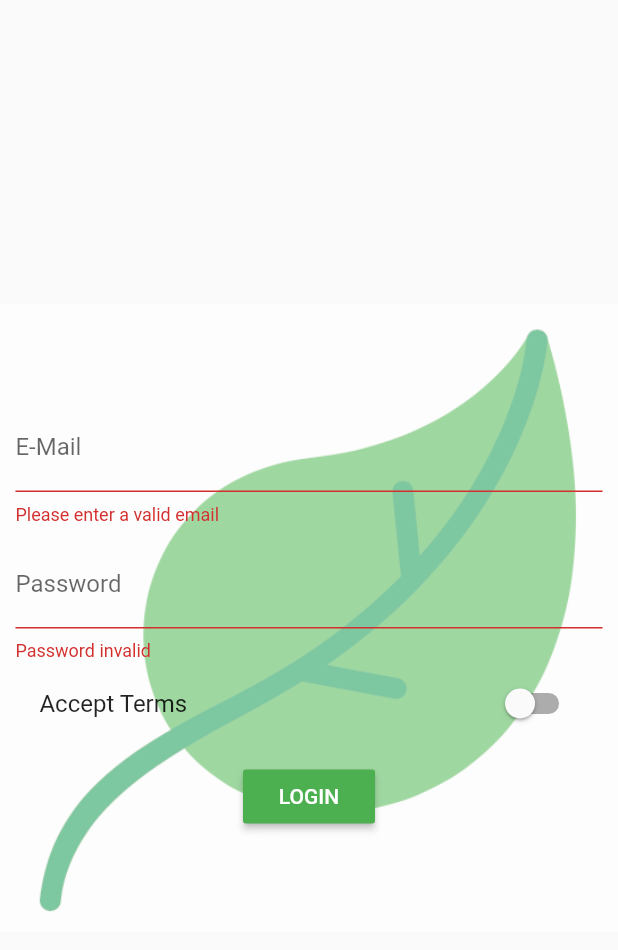
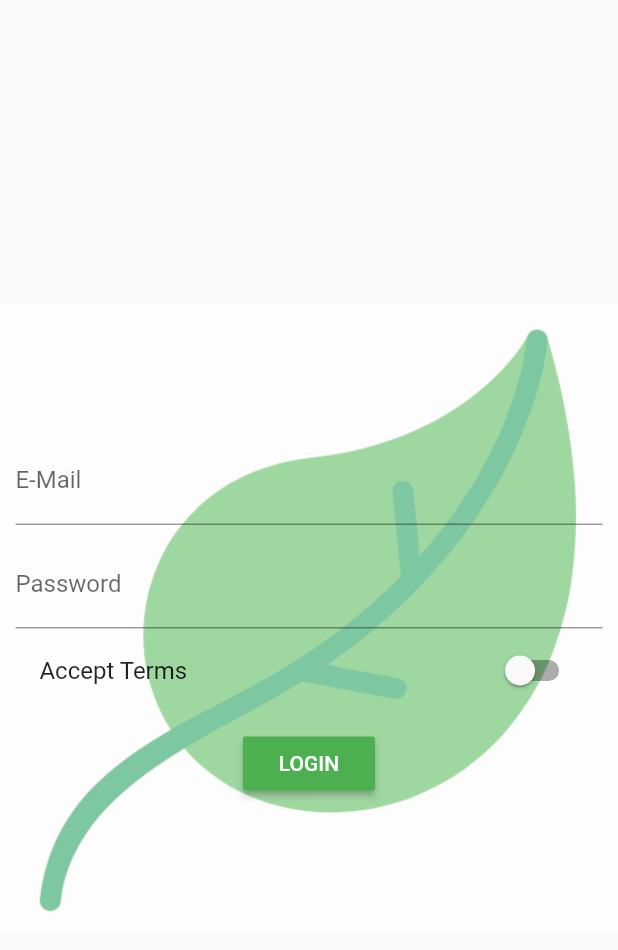
Before and after one commit to lksmllr/leaf, a Flutter app: the screen it shows after launch, after a tap on "LOGIN", on a phone screen of 412 x 824 dp. Shown: the top 950 px of the screen. Run offline on Flutter 3.47's test engine with Material 2 defaults, Android fonts, the phone set to English and light mode, and no system bars.

Commit message:
now debugging on my iphone, nice

```diff
--- /dev/null
+++ b/lib/animations/routes/fade_transition.dart
@@ -0,0 +1,18 @@
+import 'package:flutter/material.dart';
+
+class FadeRoute<T> extends MaterialPageRoute<T> {
+  FadeRoute({ WidgetBuilder builder, RouteSettings settings })
+      : super(builder: builder, settings: settings);
+
+  @override
+  Widget buildTransitions(BuildContext context,
+      Animation<double> animation,
+      Animation<double> secondaryAnimation,
+      Widget child) {
+    if (settings.isInitialRoute)
+      return child;
+    // Fades between routes. (If you don't want any animation,
+    // just return child.)
+    return new FadeTransition(opacity: animation, child: child);
+  }
+}
--- a/lib/pages/auth.dart
+++ b/lib/pages/auth.dart
@@ -1,4 +1,7 @@
 import 'package:flutter/material.dart';
+
+import './home.dart';
+import '../animations/routes/fade_transition.dart';
 
 class AuthPage extends StatefulWidget {
   @override
@@ -30,11 +33,13 @@ class _AuthPageState extends State<AuthPage> {
           labelText: 'E-Mail', filled: false, fillColor: Colors.white),
       keyboardType: TextInputType.emailAddress,
       validator: (String value) {
+        /*
         if (value.isEmpty ||
             !RegExp(r"[a-z0-9!#$%&'*+/=?^_`{|}~-]+(?:\.[a-z0-9!#$%&'*+/=?^_`{|}~-]+)*@(?:[a-z0-9](?:[a-z0-9-]*[a-z0-9])?\.)+[a-z0-9](?:[a-z0-9-]*[a-z0-9])?")
                 .hasMatch(value)) {
           return 'Please enter a valid email';
         }
+        */
       },
       onSaved: (String value) {
         _formData['email'] = value;
@@ -48,9 +53,11 @@ class _AuthPageState extends State<AuthPage> {
           labelText: 'Password', filled: false, fillColor: Colors.white),
       obscureText: true,
       validator: (String value) {
+        /*
         if (value.isEmpty || value.length < 6) {
           return 'Password invalid';
         }
+        */
       },
       onSaved: (String value) {
         _formData['password'] = value;
@@ -76,7 +83,11 @@ class _AuthPageState extends State<AuthPage> {
     }
     _formKey.currentState.save();
     print(_formData);
-    Navigator.pushReplacementNamed(context, '/home');
+    //Navigator.pushReplacementNamed(context, '/home');
+    Navigator.push(
+                    context,
+                    new FadeRoute(builder: (context) => new HomePage()),
+                  );
   }
 
   @override
```
